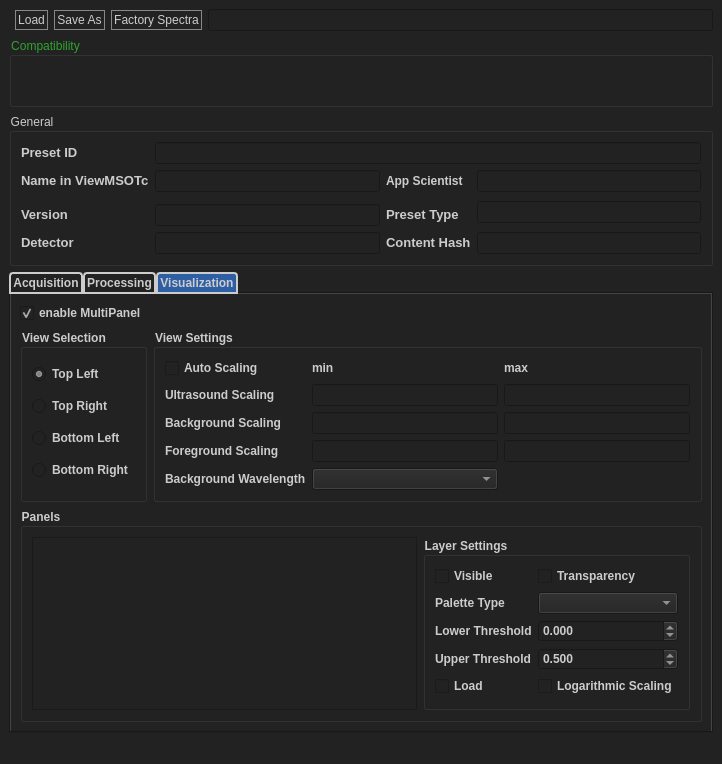
First picture: the form in source/resources/preset_editor.ui, repository jaytreee/PresetEditor, before the edit.
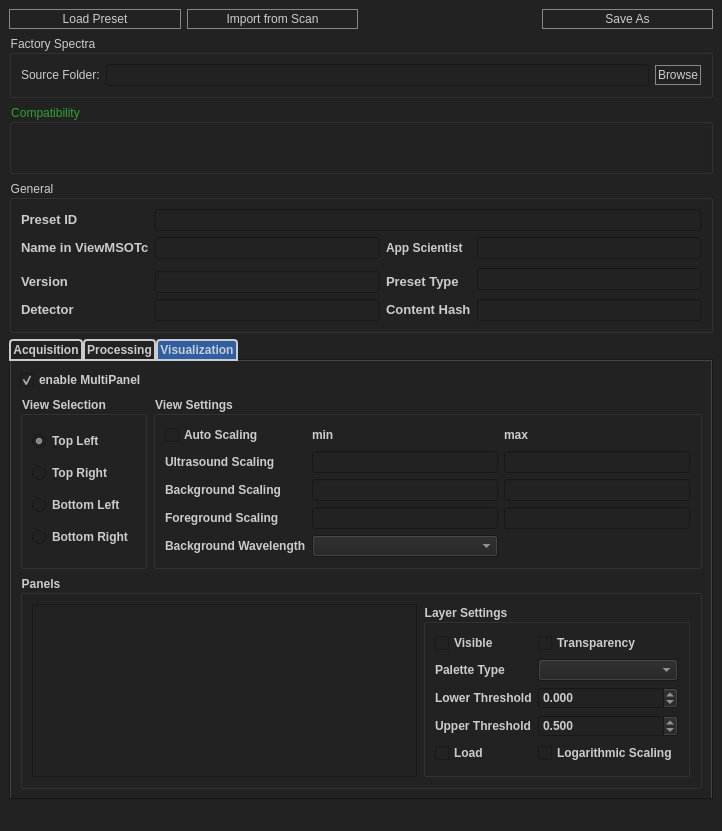
Second picture: the form after the edit. The open tabs and pages were chosen to show the change.

Commit message: Load preset from Scan .msot File (Feature #4219)

```diff
--- a/source/resources/preset_editor.ui
+++ b/source/resources/preset_editor.ui
@@ -7,7 +7,7 @@
     <x>0</x>
     <y>0</y>
     <width>722</width>
-    <height>762</height>
+    <height>820</height>
    </rect>
   </property>
   <property name="font">
@@ -100,285 +100,7 @@
   </property>
   <widget class="QWidget" name="centralwidget">
    <layout class="QGridLayout" name="gridLayout_4">
-    <item row="6" column="0" rowspan="2" colspan="5">
-     <widget class="QGroupBox" name="groupBox_5">
-      <property name="sizePolicy">
-       <sizepolicy hsizetype="Expanding" vsizetype="Preferred">
-        <horstretch>0</horstretch>
-        <verstretch>0</verstretch>
-       </sizepolicy>
-      </property>
-      <property name="font">
-       <font>
-        <kerning>true</kerning>
-       </font>
-      </property>
-      <property name="title">
-       <string>General</string>
-      </property>
-      <layout class="QGridLayout" name="gridLayout_2">
-       <item row="4" column="0">
-        <widget class="QLabel" name="versionLabel">
-         <property name="sizePolicy">
-          <sizepolicy hsizetype="Fixed" vsizetype="Fixed">
-           <horstretch>0</horstretch>
-           <verstretch>0</verstretch>
-          </sizepolicy>
-         </property>
-         <property name="font">
-          <font>
-           <pointsize>10</pointsize>
-           <weight>75</weight>
-           <bold>true</bold>
-          </font>
-         </property>
-         <property name="text">
-          <string>Version</string>
-         </property>
-        </widget>
-       </item>
-       <item row="0" column="1" colspan="3">
-        <widget class="QLineEdit" name="presetIDBox">
-         <property name="enabled">
-          <bool>false</bool>
-         </property>
-        </widget>
-       </item>
-       <item row="5" column="3">
-        <widget class="QLineEdit" name="contentHashBox">
-         <property name="enabled">
-          <bool>false</bool>
-         </property>
-         <property name="styleSheet">
-          <string notr="true">color : rgb(120, 120, 120)</string>
-         </property>
-         <property name="text">
-          <string/>
-         </property>
-        </widget>
-       </item>
-       <item row="2" column="2">
-        <widget class="QLabel" name="label_14">
-         <property name="sizePolicy">
-          <sizepolicy hsizetype="Fixed" vsizetype="Preferred">
-           <horstretch>0</horstretch>
-           <verstretch>0</verstretch>
-          </sizepolicy>
-         </property>
-         <property name="font">
-          <font>
-           <weight>75</weight>
-           <bold>true</bold>
-          </font>
-         </property>
-         <property name="text">
-          <string>App Scientist</string>
-         </property>
-        </widget>
-       </item>
-       <item row="4" column="1">
-        <widget class="QLineEdit" name="versionTextBox"/>
-       </item>
-       <item row="5" column="2">
-        <widget class="QLabel" name="contentHashLabel">
-         <property name="sizePolicy">
-          <sizepolicy hsizetype="Fixed" vsizetype="Fixed">
-           <horstretch>0</horstretch>
-           <verstretch>0</verstretch>
-          </sizepolicy>
-         </property>
-         <property name="font">
-          <font>
-           <pointsize>10</pointsize>
-           <weight>75</weight>
-           <bold>true</bold>
-          </font>
-         </property>
-         <property name="toolTip">
-          <string>&lt;html&gt;&lt;head/&gt;&lt;body&gt;&lt;p&gt;Unique Content Hash&lt;br&gt;(excludes Preset ID, Name, Version and AppScientist)&lt;/p&gt;&lt;/body&gt;&lt;/html&gt;</string>
-         </property>
-         <property name="toolTipDuration">
-          <number>-2</number>
-         </property>
-         <property name="text">
-          <string>Content Hash</string>
-         </property>
-        </widget>
-       </item>
-       <item row="5" column="1">
-        <widget class="QLineEdit" name="detectorBox"/>
-       </item>
-       <item row="5" column="0">
-        <widget class="QLabel" name="detektorLabel">
-         <property name="sizePolicy">
-          <sizepolicy hsizetype="Fixed" vsizetype="Fixed">
-           <horstretch>0</horstretch>
-           <verstretch>0</verstretch>
-          </sizepolicy>
-         </property>
-         <property name="font">
-          <font>
-           <pointsize>10</pointsize>
-           <weight>75</weight>
-           <bold>true</bold>
-          </font>
-         </property>
-         <property name="text">
-          <string>Detector</string>
-         </property>
-        </widget>
-       </item>
-       <item row="2" column="0">
-        <widget class="QLabel" name="nameLabel">
-         <property name="sizePolicy">
-          <sizepolicy hsizetype="Fixed" vsizetype="Fixed">
-           <horstretch>0</horstretch>
-           <verstretch>0</verstretch>
-          </sizepolicy>
-         </property>
-         <property name="font">
-          <font>
-           <pointsize>10</pointsize>
-           <weight>75</weight>
-           <bold>true</bold>
-          </font>
-         </property>
-         <property name="text">
-          <string>Name in ViewMSOTc</string>
-         </property>
-        </widget>
-       </item>
-       <item row="4" column="2">
-        <widget class="QLabel" name="PresestTypeLabel">
-         <property name="sizePolicy">
-          <sizepolicy hsizetype="Fixed" vsizetype="Fixed">
-           <horstretch>0</horstretch>
-           <verstretch>0</verstretch>
-          </sizepolicy>
-         </property>
-         <property name="font">
-          <font>
-           <pointsize>10</pointsize>
-           <weight>75</weight>
-           <bold>true</bold>
-          </font>
-         </property>
-         <property name="toolTip">
-          <string>&lt;html&gt;&lt;head/&gt;&lt;body&gt;&lt;p&gt;Preset Identifier&lt;/p&gt;&lt;/body&gt;&lt;/html&gt;</string>
-         </property>
-         <property name="text">
-          <string>Preset Type</string>
-         </property>
-        </widget>
-       </item>
-       <item row="0" column="0">
-        <widget class="QLabel" name="PresetIDLabel">
-         <property name="sizePolicy">
-          <sizepolicy hsizetype="Fixed" vsizetype="Fixed">
-           <horstretch>0</horstretch>
-           <verstretch>0</verstretch>
-          </sizepolicy>
-         </property>
-         <property name="font">
-          <font>
-           <pointsize>10</pointsize>
-           <weight>75</weight>
-           <bold>true</bold>
-          </font>
-         </property>
-         <property name="toolTip">
-          <string>&lt;html&gt;&lt;head/&gt;&lt;body&gt;&lt;p&gt;Preset Identifier&lt;/p&gt;&lt;/body&gt;&lt;/html&gt;</string>
-         </property>
-         <property name="text">
-          <string>Preset ID</string>
-         </property>
-        </widget>
-       </item>
-       <item row="2" column="1">
-        <widget class="QLineEdit" name="nameBox"/>
-       </item>
-       <item row="3" column="3" rowspan="2">
-        <widget class="QLineEdit" name="PresetType">
-         <property name="enabled">
-          <bool>false</bool>
-         </property>
-         <property name="font">
-          <font>
-           <weight>50</weight>
-           <bold>false</bold>
-          </font>
-         </property>
-        </widget>
-       </item>
-       <item row="2" column="3">
-        <widget class="QLineEdit" name="appscientistname">
-         <property name="sizePolicy">
-          <sizepolicy hsizetype="Expanding" vsizetype="Fixed">
-           <horstretch>0</horstretch>
-           <verstretch>0</verstretch>
-          </sizepolicy>
-         </property>
-         <property name="toolTip">
-          <string>&lt;html&gt;&lt;head/&gt;&lt;body&gt;&lt;p&gt;Initials (max 3 characters)&lt;/p&gt;&lt;/body&gt;&lt;/html&gt;</string>
-         </property>
-         <property name="maxLength">
-          <number>3</number>
-         </property>
-        </widget>
-       </item>
-      </layout>
-     </widget>
-    </item>
-    <item row="2" column="4">
-     <widget class="QLineEdit" name="FactorySpectraTextBox">
-      <property name="enabled">
-       <bool>false</bool>
-      </property>
-     </widget>
-    </item>
-    <item row="2" column="1">
-     <widget class="QPushButton" name="loadButton">
-      <property name="text">
-       <string>Load</string>
-      </property>
-     </widget>
-    </item>
-    <item row="2" column="3">
-     <widget class="QPushButton" name="browseFactorySpectra">
-      <property name="toolTip">
-       <string>&lt;html&gt;&lt;head/&gt;&lt;body&gt;&lt;p&gt;Browse Factory Spectra&lt;/p&gt;&lt;/body&gt;&lt;/html&gt;</string>
-      </property>
-      <property name="text">
-       <string>Factory Spectra</string>
-      </property>
-      <property name="autoDefault">
-       <bool>false</bool>
-      </property>
-      <property name="default">
-       <bool>false</bool>
-      </property>
-      <property name="flat">
-       <bool>false</bool>
-      </property>
-     </widget>
-    </item>
-    <item row="2" column="2">
-     <widget class="QPushButton" name="saveAsButton">
-      <property name="text">
-       <string>Save As</string>
-      </property>
-      <property name="autoDefault">
-       <bool>false</bool>
-      </property>
-      <property name="default">
-       <bool>false</bool>
-      </property>
-      <property name="flat">
-       <bool>false</bool>
-      </property>
-     </widget>
-    </item>
-    <item row="8" column="0" colspan="5">
+    <item row="12" column="0" colspan="4">
      <widget class="QTabWidget" name="tabWidget">
       <property name="enabled">
        <bool>true</bool>
@@ -1365,7 +1087,7 @@
       </widget>
      </widget>
     </item>
-    <item row="3" column="0" rowspan="3" colspan="5">
+    <item row="4" column="0" colspan="4">
      <widget class="QGroupBox" name="compatibilityBox">
       <property name="sizePolicy">
        <sizepolicy hsizetype="Expanding" vsizetype="Preferred">
@@ -1429,6 +1151,307 @@
       </layout>
      </widget>
     </item>
+    <item row="10" column="0" rowspan="2" colspan="4">
+     <widget class="QGroupBox" name="groupBox_5">
+      <property name="sizePolicy">
+       <sizepolicy hsizetype="Expanding" vsizetype="Preferred">
+        <horstretch>0</horstretch>
+        <verstretch>0</verstretch>
+       </sizepolicy>
+      </property>
+      <property name="font">
+       <font>
+        <kerning>true</kerning>
+       </font>
+      </property>
+      <property name="title">
+       <string>General</string>
+      </property>
+      <layout class="QGridLayout" name="gridLayout_2">
+       <item row="6" column="3">
+        <widget class="QLineEdit" name="contentHashBox">
+         <property name="enabled">
+          <bool>false</bool>
+         </property>
+         <property name="styleSheet">
+          <string notr="true">color : rgb(120, 120, 120)</string>
+         </property>
+         <property name="text">
+          <string/>
+         </property>
+        </widget>
+       </item>
+       <item row="1" column="1" colspan="3">
+        <widget class="QLineEdit" name="presetIDBox">
+         <property name="enabled">
+          <bool>false</bool>
+         </property>
+        </widget>
+       </item>
+       <item row="6" column="2">
+        <widget class="QLabel" name="contentHashLabel">
+         <property name="sizePolicy">
+          <sizepolicy hsizetype="Fixed" vsizetype="Fixed">
+           <horstretch>0</horstretch>
+           <verstretch>0</verstretch>
+          </sizepolicy>
+         </property>
+         <property name="font">
+          <font>
+           <pointsize>10</pointsize>
+           <weight>75</weight>
+           <bold>true</bold>
+          </font>
+         </property>
+         <property name="toolTip">
+          <string>&lt;html&gt;&lt;head/&gt;&lt;body&gt;&lt;p&gt;Unique Content Hash&lt;br&gt;(excludes Preset ID, Name, Version and AppScientist)&lt;/p&gt;&lt;/body&gt;&lt;/html&gt;</string>
+         </property>
+         <property name="toolTipDuration">
+          <number>-2</number>
+         </property>
+         <property name="text">
+          <string>Content Hash</string>
+         </property>
+        </widget>
+       </item>
+       <item row="6" column="0">
+        <widget class="QLabel" name="detektorLabel">
+         <property name="sizePolicy">
+          <sizepolicy hsizetype="Fixed" vsizetype="Fixed">
+           <horstretch>0</horstretch>
+           <verstretch>0</verstretch>
+          </sizepolicy>
+         </property>
+         <property name="font">
+          <font>
+           <pointsize>10</pointsize>
+           <weight>75</weight>
+           <bold>true</bold>
+          </font>
+         </property>
+         <property name="text">
+          <string>Detector</string>
+         </property>
+        </widget>
+       </item>
+       <item row="6" column="1">
+        <widget class="QLineEdit" name="detectorBox"/>
+       </item>
+       <item row="3" column="0">
+        <widget class="QLabel" name="nameLabel">
+         <property name="sizePolicy">
+          <sizepolicy hsizetype="Fixed" vsizetype="Fixed">
+           <horstretch>0</horstretch>
+           <verstretch>0</verstretch>
+          </sizepolicy>
+         </property>
+         <property name="font">
+          <font>
+           <pointsize>10</pointsize>
+           <weight>75</weight>
+           <bold>true</bold>
+          </font>
+         </property>
+         <property name="text">
+          <string>Name in ViewMSOTc</string>
+         </property>
+        </widget>
+       </item>
+       <item row="5" column="2">
+        <widget class="QLabel" name="PresestTypeLabel">
+         <property name="sizePolicy">
+          <sizepolicy hsizetype="Fixed" vsizetype="Fixed">
+           <horstretch>0</horstretch>
+           <verstretch>0</verstretch>
+          </sizepolicy>
+         </property>
+         <property name="font">
+          <font>
+           <pointsize>10</pointsize>
+           <weight>75</weight>
+           <bold>true</bold>
+          </font>
+         </property>
+         <property name="toolTip">
+          <string>&lt;html&gt;&lt;head/&gt;&lt;body&gt;&lt;p&gt;Preset Identifier&lt;/p&gt;&lt;/body&gt;&lt;/html&gt;</string>
+         </property>
+         <property name="text">
+          <string>Preset Type</string>
+         </property>
+        </widget>
+       </item>
+       <item row="3" column="2">
+        <widget class="QLabel" name="label_14">
+         <property name="sizePolicy">
+          <sizepolicy hsizetype="Fixed" vsizetype="Preferred">
+           <horstretch>0</horstretch>
+           <verstretch>0</verstretch>
+          </sizepolicy>
+         </property>
+         <property name="font">
+          <font>
+           <weight>75</weight>
+           <bold>true</bold>
+          </font>
+         </property>
+         <property name="text">
+          <string>App Scientist</string>
+         </property>
+        </widget>
+       </item>
+       <item row="5" column="0">
+        <widget class="QLabel" name="versionLabel">
+         <property name="sizePolicy">
+          <sizepolicy hsizetype="Fixed" vsizetype="Fixed">
+           <horstretch>0</horstretch>
+           <verstretch>0</verstretch>
+          </sizepolicy>
+         </property>
+         <property name="font">
+          <font>
+           <pointsize>10</pointsize>
+           <weight>75</weight>
+           <bold>true</bold>
+          </font>
+         </property>
+         <property name="text">
+          <string>Version</string>
+         </property>
+        </widget>
+       </item>
+       <item row="5" column="1">
+        <widget class="QLineEdit" name="versionTextBox"/>
+       </item>
+       <item row="3" column="3">
+        <widget class="QLineEdit" name="appscientistname">
+         <property name="sizePolicy">
+          <sizepolicy hsizetype="Expanding" vsizetype="Fixed">
+           <horstretch>0</horstretch>
+           <verstretch>0</verstretch>
+          </sizepolicy>
+         </property>
+         <property name="toolTip">
+          <string>&lt;html&gt;&lt;head/&gt;&lt;body&gt;&lt;p&gt;Initials (max 3 characters)&lt;/p&gt;&lt;/body&gt;&lt;/html&gt;</string>
+         </property>
+         <property name="maxLength">
+          <number>3</number>
+         </property>
+        </widget>
+       </item>
+       <item row="4" column="3" rowspan="2">
+        <widget class="QLineEdit" name="PresetType">
+         <property name="enabled">
+          <bool>false</bool>
+         </property>
+         <property name="font">
+          <font>
+           <weight>50</weight>
+           <bold>false</bold>
+          </font>
+         </property>
+        </widget>
+       </item>
+       <item row="1" column="0">
+        <widget class="QLabel" name="PresetIDLabel">
+         <property name="sizePolicy">
+          <sizepolicy hsizetype="Fixed" vsizetype="Fixed">
+           <horstretch>0</horstretch>
+           <verstretch>0</verstretch>
+          </sizepolicy>
+         </property>
+         <property name="font">
+          <font>
+           <pointsize>10</pointsize>
+           <weight>75</weight>
+           <bold>true</bold>
+          </font>
+         </property>
+         <property name="toolTip">
+          <string>&lt;html&gt;&lt;head/&gt;&lt;body&gt;&lt;p&gt;Preset Identifier&lt;/p&gt;&lt;/body&gt;&lt;/html&gt;</string>
+         </property>
+         <property name="text">
+          <string>Preset ID</string>
+         </property>
+        </widget>
+       </item>
+       <item row="3" column="1">
+        <widget class="QLineEdit" name="nameBox"/>
+       </item>
+      </layout>
+     </widget>
+    </item>
+    <item row="2" column="0">
+     <widget class="QPushButton" name="loadButton">
+      <property name="text">
+       <string>Load Preset</string>
+      </property>
+     </widget>
+    </item>
+    <item row="2" column="3">
+     <widget class="QPushButton" name="saveAsButton">
+      <property name="text">
+       <string>Save As</string>
+      </property>
+      <property name="autoDefault">
+       <bool>false</bool>
+      </property>
+      <property name="default">
+       <bool>false</bool>
+      </property>
+      <property name="flat">
+       <bool>false</bool>
+      </property>
+     </widget>
+    </item>
+    <item row="3" column="0" colspan="4">
+     <widget class="QGroupBox" name="groupBox_6">
+      <property name="title">
+       <string>Factory Spectra</string>
+      </property>
+      <layout class="QHBoxLayout" name="horizontalLayout">
+       <item>
+        <widget class="QLabel" name="label_15">
+         <property name="text">
+          <string>Source Folder:</string>
+         </property>
+        </widget>
+       </item>
+       <item>
+        <widget class="QLineEdit" name="FactorySpectraTextBox">
+         <property name="enabled">
+          <bool>false</bool>
+         </property>
+        </widget>
+       </item>
+       <item>
+        <widget class="QPushButton" name="browseFactorySpectra">
+         <property name="toolTip">
+          <string>&lt;html&gt;&lt;head/&gt;&lt;body&gt;&lt;p&gt;Browse Factory Spectra&lt;/p&gt;&lt;/body&gt;&lt;/html&gt;</string>
+         </property>
+         <property name="text">
+          <string>Browse</string>
+         </property>
+         <property name="autoDefault">
+          <bool>false</bool>
+         </property>
+         <property name="default">
+          <bool>false</bool>
+         </property>
+         <property name="flat">
+          <bool>false</bool>
+         </property>
+        </widget>
+       </item>
+      </layout>
+     </widget>
+    </item>
+    <item row="2" column="1">
+     <widget class="QPushButton" name="importScanButton">
+      <property name="text">
+       <string>Import from Scan</string>
+      </property>
+     </widget>
+    </item>
    </layout>
   </widget>
   <widget class="QMenuBar" name="menubar">
```
Left out of the diff: 6 changed lines with no effect on the pictures. The commit also changes 7 other files.
